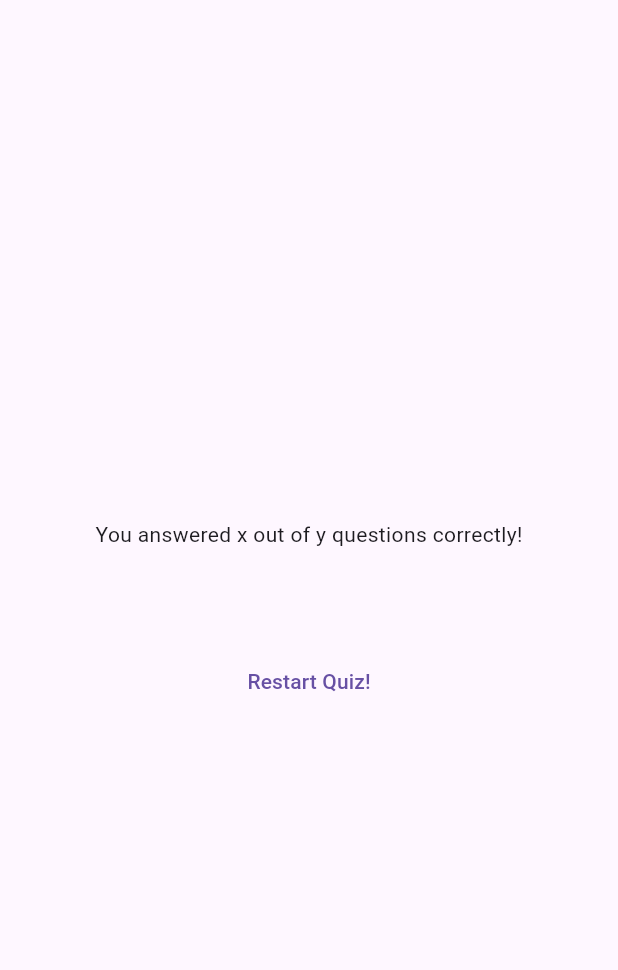
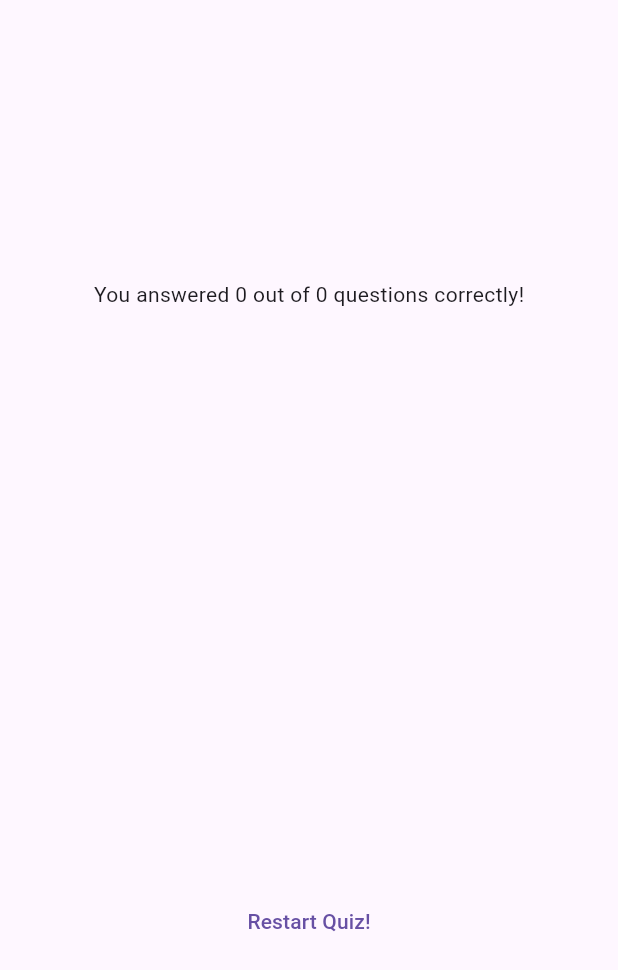
Before and after one commit to M9heb/quiz_app, a Flutter app: the ResultsScreen widget shown alone on an empty page, opened directly with empty values, on a phone screen of 412 x 824 dp. Shown: the top 970 px of the screen. Run offline on Flutter 3.47's test engine with Material 3 defaults, Android fonts, the phone set to English and light mode, and no system bars; our stand-ins replace google_fonts.

```diff
--- a/lib/questions_summary.dart
+++ b/lib/questions_summary.dart
@@ -6,7 +6,10 @@ class QuestionsSummary extends StatelessWidget {
 
   @override
   Widget build(context) {
-    return Column(
+    return SizedBox(
+      height: 320,
+      child: SingleChildScrollView(
+        child: Column(
           children: summaryData.map((data) {
             return Row(
               children: [
@@ -24,6 +27,8 @@ class QuestionsSummary extends StatelessWidget {
               ],
             );
           }).toList(),
+        ),
+      ),
     );
   }
 }
--- a/lib/results_screen.dart
+++ b/lib/results_screen.dart
@@ -6,7 +6,6 @@ class ResultsScreen extends StatelessWidget {
   const ResultsScreen(this.chosenAnswers, {super.key});
 
   final List<String> chosenAnswers;
-
   List<Map<String, Object>> getSummaryData() {
     List<Map<String, Object>> summaryData = [];
 
@@ -26,6 +25,11 @@ class ResultsScreen extends StatelessWidget {
 
   @override
   Widget build(context) {
+    final summaryData = getSummaryData();
+    final numTotalQuestions = summaryData.length;
+    final numTotalCorrectAnswers = summaryData.where((data) {
+      return data["correct_answer"] == data["user_answered"];
+    }).length;
     return SizedBox(
       width: double.infinity,
       child: Container(
@@ -33,9 +37,11 @@ class ResultsScreen extends StatelessWidget {
           child: Column(
             mainAxisAlignment: MainAxisAlignment.center,
             children: [
-              Text("You answered x out of y questions correctly!"),
+              Text(
+                "You answered $numTotalCorrectAnswers out of $numTotalQuestions questions correctly!",
+              ),
               SizedBox(height: 32),
-              QuestionsSummary(getSummaryData()),
+              QuestionsSummary(summaryData),
               SizedBox(height: 32),
               TextButton(
                 onPressed: () {},
```
Lines whose indentation alone changed are shown as unchanged.
